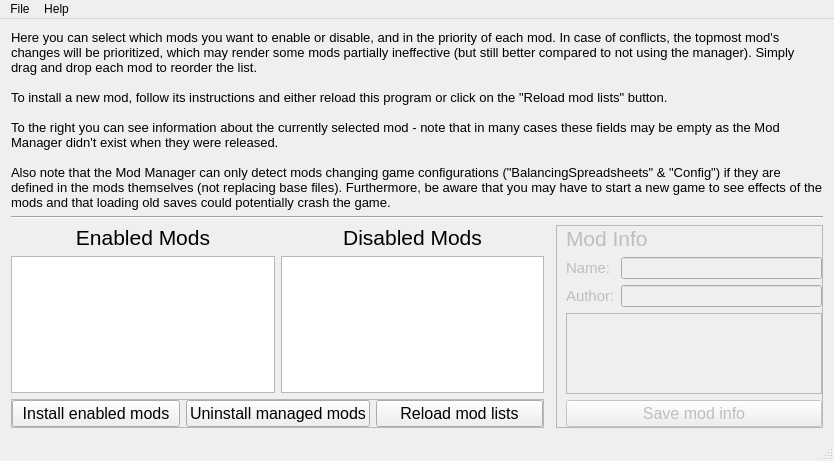
This is modmanager/UI_MainWindow.ui in leiftiger/EG_Tools as Qt 5 draws it before an edit. The edited form follows.
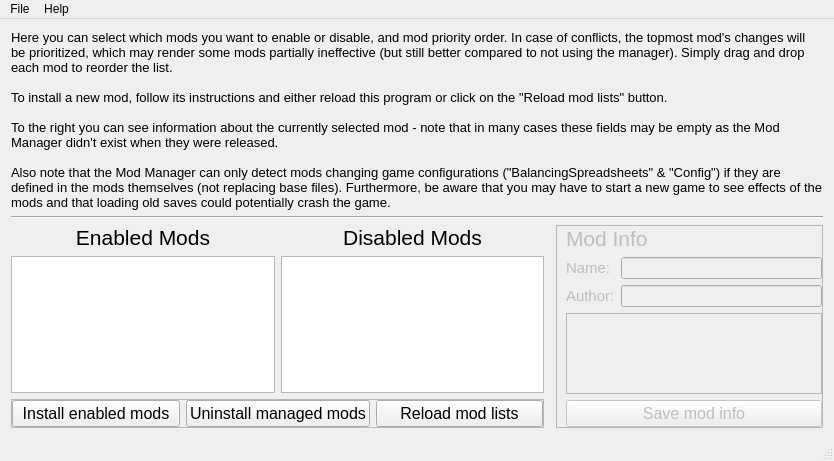
This is the edited form.

```diff
--- a/modmanager/UI_MainWindow.ui
+++ b/modmanager/UI_MainWindow.ui
@@ -266,7 +266,7 @@
        </font>
       </property>
       <property name="text">
-       <string>Here you can select which mods you want to enable or disable, and in the priority of each mod. In case of conflicts, the topmost mod's changes will be prioritized, which may render some mods partially ineffective (but still better compared to not using the manager). Simply drag and drop each mod to reorder the list.
+       <string>Here you can select which mods you want to enable or disable, and mod priority order. In case of conflicts, the topmost mod's changes will be prioritized, which may render some mods partially ineffective (but still better compared to not using the manager). Simply drag and drop each mod to reorder the list.
 
 To install a new mod, follow its instructions and either reload this program or click on the &quot;Reload mod lists&quot; button.
 
```
